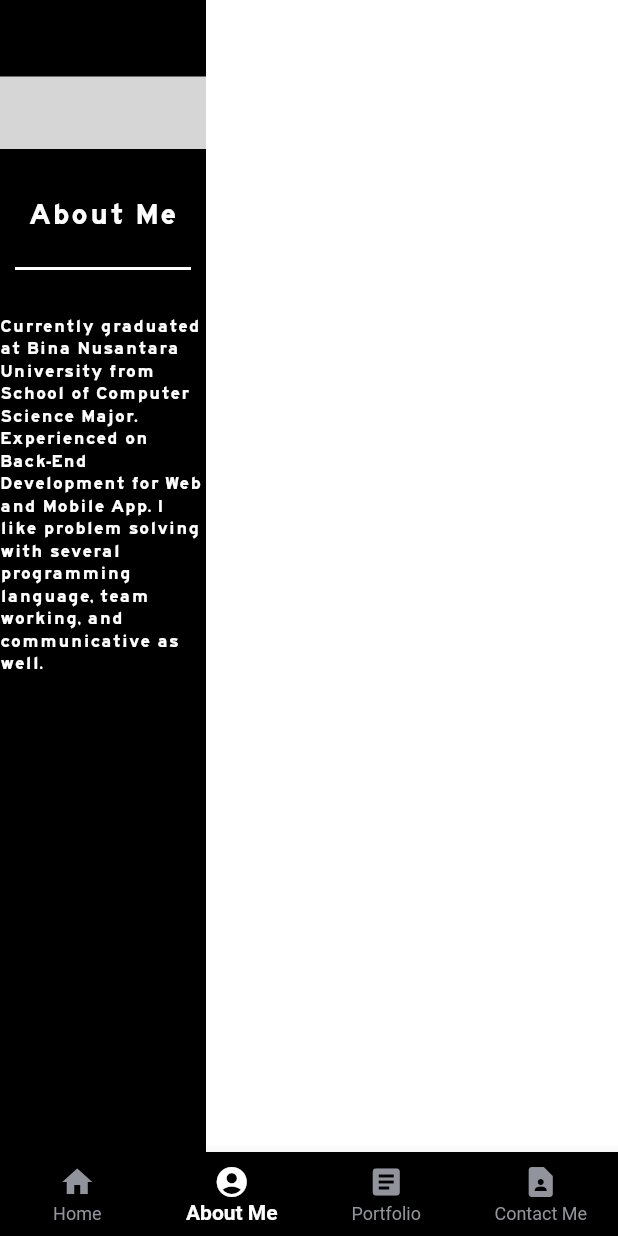
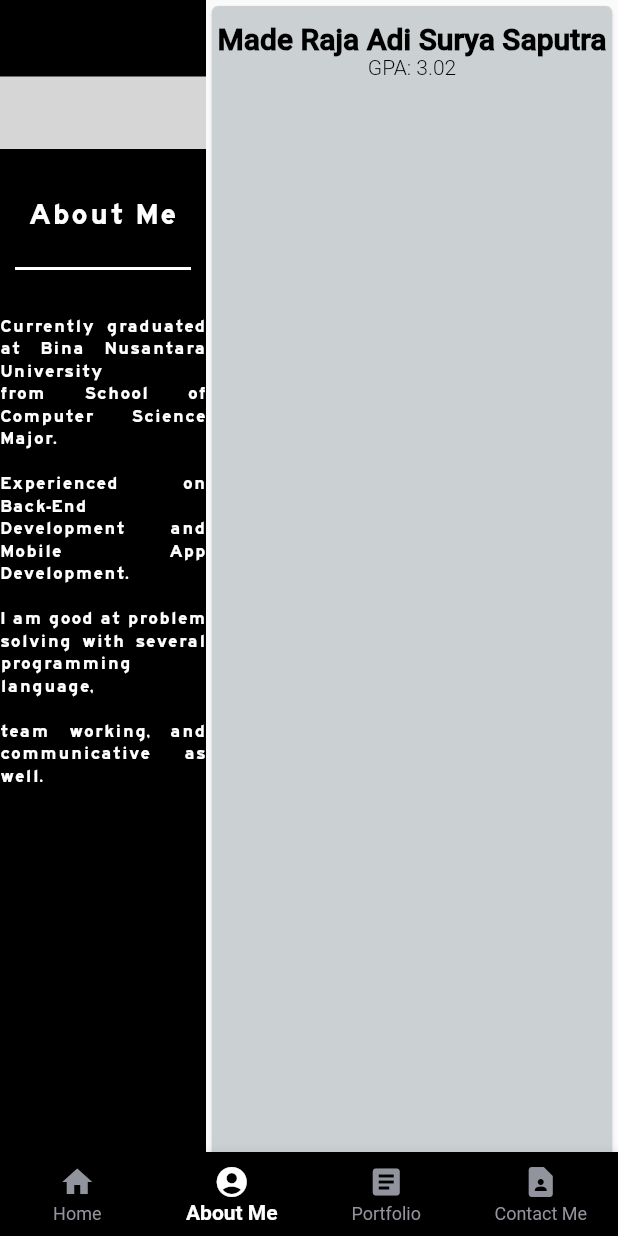
Before and after one commit to Dema09/Curriculum-Vitae-Project, a Flutter app: the screen it shows after launch, item 2 of the bottom bar chosen, on a phone screen of 412 x 824 dp. Run offline on Flutter 3.47's test engine with Material 2 defaults, Android fonts, the light colour scheme and no system bars; our stand-ins replace url_launcher_web; missing offline and left inert: avatar_view; grey boxes are pictures that could not be loaded.

Commit message:
add some fonts, modify about me page (Masi Budug)

```diff
--- a/lib/constant/constant.dart
+++ b/lib/constant/constant.dart
@@ -1,13 +1,28 @@
 import 'package:flutter/material.dart';
 
+//Color Section
 const Color whiteColor = Colors.white;
 const Color blackColor = Colors.black;
-const Color customGreyColor = Color(0xFF92949D);
+const Color firstGreyColor = Color(0xFF92949D);
+const Color secondGreyColor = Color(0xFFCBD0D2);
 
+
+//String Description Section
 const myPortfolio = 'My Portfolio';
-const myName = 'Made Raja Adi';
+const myShortName = 'Made Raja Adi';
+const myLongName = 'Made Raja Adi Surya Saputra';
 const fullStackMobileDeveloper = 'Full-Stack Mobile Developer';
+
+const aboutMeDesc = "Currently graduated at Bina Nusantara University \nfrom School of Computer Science Major. \n\n"
+    "Experienced on Back-End Development and Mobile App Development. \n\n"
+    "I am good at problem solving with several programming language, \n\n"
+    "team working, and communicative as well.";
+
+const aboutMe = "About Me";
+const myGpa = "GPA: 3.02";
+
+
+//Font Family Section
 const roadgeek = 'Roadgeek';
-const aboutMeDesc = 'Currently graduated at Bina Nusantara University from School of Computer Science Major. '
-    'Experienced on Back-End Development for Web and Mobile App. '
-    'I like problem solving with several programming language, team working, and communicative as well.';;
+const robotoMedium = 'Roboto-Medium';
+const robotoLight = 'Roboto-Light';
--- a/lib/content/about_me.dart
+++ b/lib/content/about_me.dart
@@ -16,7 +16,6 @@ class AboutMe extends StatefulWidget {
 
 class _AboutMeState extends State<AboutMe>{
 
-
   @override
   Widget build(BuildContext context) {
     return Scaffold(
@@ -32,7 +31,6 @@ class _AboutMeState extends State<AboutMe>{
                 child: Column(
                   children: [
                     SizedBox(height: 16),
-
                     Padding(
                       padding: const EdgeInsets.fromLTRB(0, 35, 0, 0),
                       child: AvatarView(
@@ -50,36 +48,58 @@ class _AboutMeState extends State<AboutMe>{
                         ),
                       ),
                     ),
-
                     Padding(
                       padding: EdgeInsets.only(top: 30.0),
                       child: Text(
-                          'About Me',
+                          aboutMe,
                           style: TextStyle(
                               fontSize: 20,
                               color: Colors.white,
-                              fontFamily: 'Roadgeek'
+                              fontFamily: roadgeek
                           )
                       ),
                     ),
-
                     Padding(
                         padding: EdgeInsets.only(top: 15.0),
                         child: DividerWidget(Colors.white, 20, 2, 10, 10)
                     ),
-
                     SizedBox(height: 20),
-
-                    TextWidget(text: aboutMeDesc, fontFamily: roadgeek, fontColor: whiteColor, fontSize: 12)
+                    TextWidget(
+                        text: aboutMeDesc,
+                        fontFamily: roadgeek,
+                        fontColor: whiteColor,
+                        fontSize: 12,
+                        textAlign: TextAlign.justify,
+                    )
                   ],
                 ),
               )
           ),
           Expanded(
               flex: 2,
-              child:
-              Container(
-                color: Colors.white,
+              child: Container(
+                child: Card(
+                  color: secondGreyColor,
+                  child: Column(
+                    mainAxisAlignment: MainAxisAlignment.start,
+                    children: [
+                      SizedBox(height: 10),
+                      TextWidget(
+                          text: myLongName,
+                          fontSize: 20,
+                          fontFamily: robotoMedium,
+                          fontColor: blackColor,
+                          fontWeight: FontWeight.bold
+                      ),
+                      TextWidget(
+                        text: myGpa,
+                        fontSize: 14,
+                        fontFamily: robotoLight,
+                        fontColor: blackColor
+                      )
+                    ]
+                  ),
+                )
               )
           ),
         ],
--- a/lib/home_screen/home_page.dart
+++ b/lib/home_screen/home_page.dart
@@ -42,7 +42,7 @@ class _WelcomePage extends State<WelcomePage>{
               mainAxisAlignment: MainAxisAlignment.end,
               crossAxisAlignment: CrossAxisAlignment.start,
               children: [
-                TextWidget(text: myName, fontFamily: roadgeek, fontSize: 32, fontColor: whiteColor, fontWeight: FontWeight.bold),
+                TextWidget(text: myShortName, fontFamily: roadgeek, fontSize: 32, fontColor: whiteColor, fontWeight: FontWeight.bold),
                 TextWidget(text: fullStackMobileDeveloper, fontFamily: roadgeek, fontSize: 16, fontColor: whiteColor)
               ],
             )
--- a/lib/widget/text_widget.dart
+++ b/lib/widget/text_widget.dart
@@ -6,9 +6,10 @@ class TextWidget extends StatelessWidget{
   double? fontSize;
   Color? fontColor;
   FontWeight? fontWeight;
+  TextAlign? textAlign;
 
 
-  TextWidget({this.text, this.fontFamily, this.fontSize, this.fontColor, this.fontWeight});
+  TextWidget({this.text, this.fontFamily, this.fontSize, this.fontColor, this.fontWeight, this.textAlign});
 
   @override
   Widget build(BuildContext context) {
@@ -16,11 +17,12 @@ class TextWidget extends StatelessWidget{
     return Container(
       child: Text(
         text!,
+        textAlign: textAlign,
         style: TextStyle(
           fontFamily: fontFamily,
           fontSize: fontSize,
           color: fontColor,
-          fontWeight: fontWeight
+          fontWeight: fontWeight,
         )
       )
     );
```
Also changed, not shown: pubspec.yaml (+6 -2 lines), fonts/FiraSansCondensed-Regular.ttf (deleted), fonts/Roboto-Light.ttf (added), fonts/Roboto-Medium.ttf (added), 1 other file.
